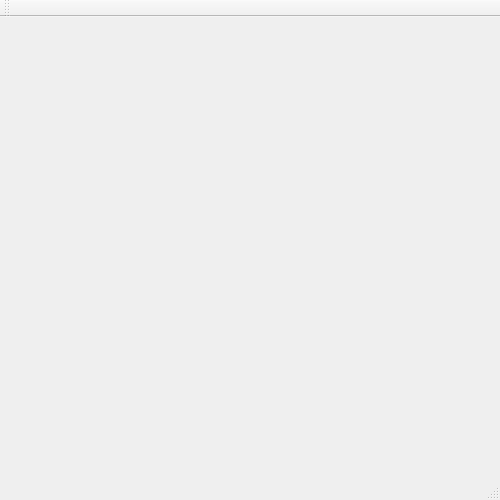
Old version of the form FreechatWAN/mainwindow.ui in the repository bogdyname/Freechat-Windows.
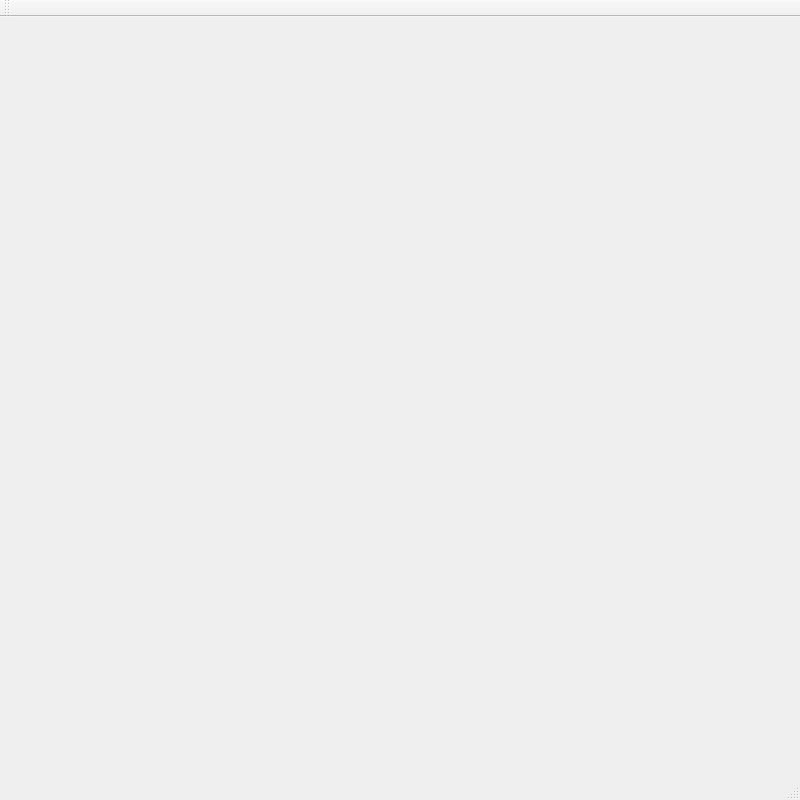
New version of the form.

```diff
--- a/FreechatWAN/mainwindow.ui
+++ b/FreechatWAN/mainwindow.ui
@@ -6,8 +6,8 @@
    <rect>
     <x>0</x>
     <y>0</y>
-    <width>500</width>
-    <height>500</height>
+    <width>800</width>
+    <height>800</height>
    </rect>
   </property>
   <property name="windowTitle">
```
Left out of the diff: 2 changed lines with no effect on the pictures.
